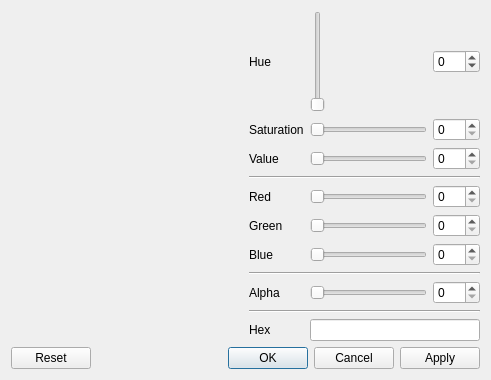
Old version of the form src/desktop/bundled/QtColorWidgets/color_dialog.ui in the repository drawpile/Drawpile.
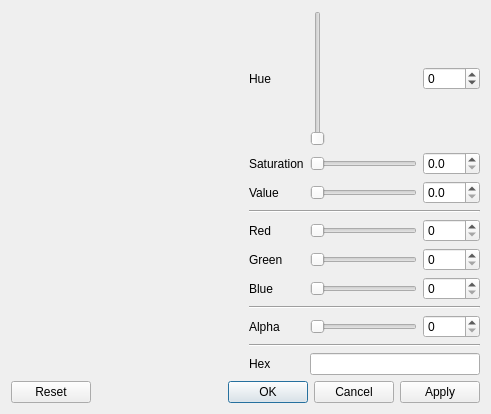
New version of the form. Icons and pictures are not drawn. Custom widgets are drawn as their Qt base class.

Commit message:
Update QtColorWidgets from upstream
To commit ddf77e74d52f79de33647c764b4b30b98ad8354c

```diff
--- a/src/desktop/bundled/QtColorWidgets/color_dialog.ui
+++ b/src/desktop/bundled/QtColorWidgets/color_dialog.ui
@@ -12,7 +12,7 @@
     <x>0</x>
     <y>0</y>
     <width>491</width>
-    <height>380</height>
+    <height>414</height>
    </rect>
   </property>
   <property name="windowTitle">
@@ -170,20 +170,6 @@
          </property>
         </widget>
        </item>
-       <item row="1" column="2">
-        <widget class="QSpinBox" name="spin_saturation">
-         <property name="maximum">
-          <number>255</number>
-         </property>
-        </widget>
-       </item>
-       <item row="2" column="2">
-        <widget class="QSpinBox" name="spin_value">
-         <property name="maximum">
-          <number>255</number>
-         </property>
-        </widget>
-       </item>
        <item row="4" column="2">
         <widget class="QSpinBox" name="spin_red">
          <property name="maximum">
@@ -255,6 +241,26 @@
          </property>
         </widget>
        </item>
+       <item row="2" column="2">
+        <widget class="QDoubleSpinBox" name="spin_value">
+         <property name="decimals">
+          <number>1</number>
+         </property>
+         <property name="maximum">
+          <double>100.000000000000000</double>
+         </property>
+        </widget>
+       </item>
+       <item row="1" column="2">
+        <widget class="QDoubleSpinBox" name="spin_saturation">
+         <property name="decimals">
+          <number>1</number>
+         </property>
+         <property name="maximum">
+          <double>100.000000000000000</double>
+         </property>
+        </widget>
+       </item>
       </layout>
      </item>
     </layout>
```
Left out of the diff: 149 changed lines with no effect on the pictures. The commit also changes 10 other files.
